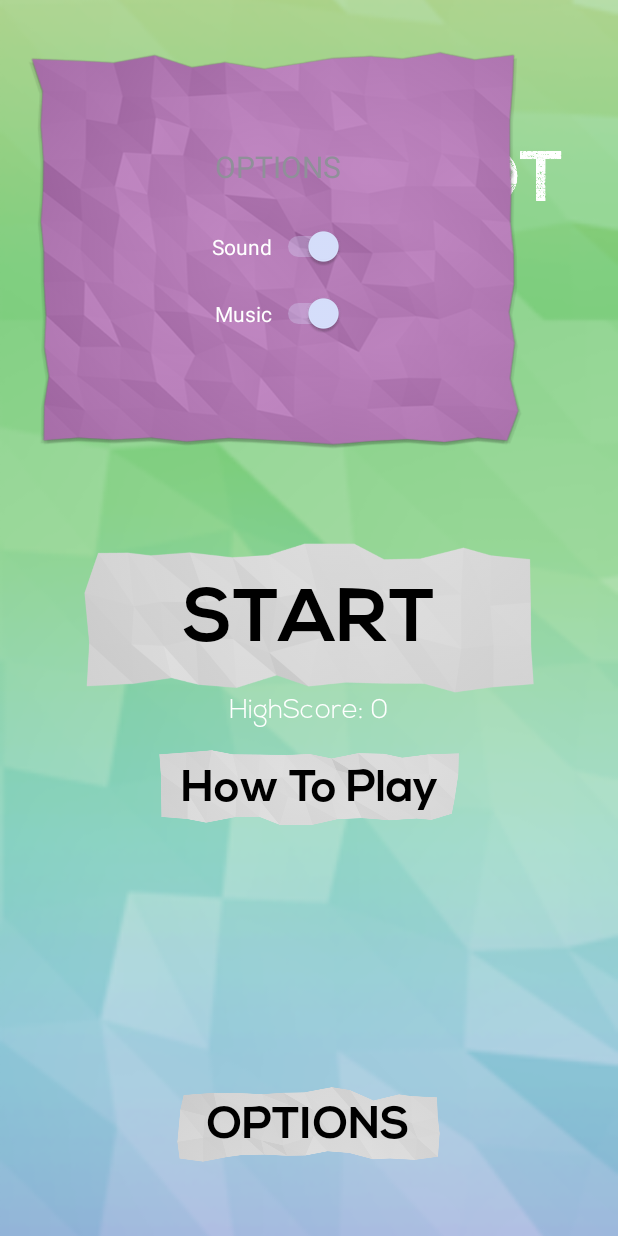
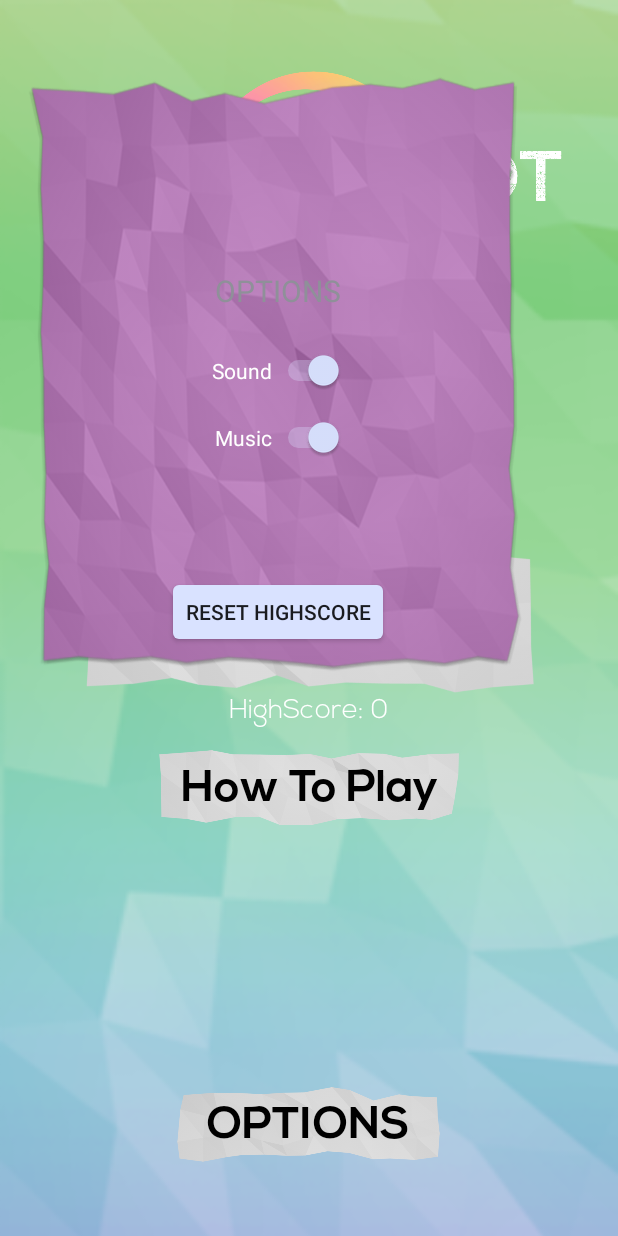
Before and after one commit to Cenvix/ChromaShot, an Android app: the screen it shows after launch (MainActivity), after a tap on "OPTIONS", on a phone screen of 412 x 824 dp. Run offline under Robolectric (Android 15) with nearby library versions, the phone set to English and light mode, and no system bars.

Commit message:
Highscore Reset

```diff
--- a/app/src/main/java/com/cs/mobapde/MainActivity.java
+++ b/app/src/main/java/com/cs/mobapde/MainActivity.java
@@ -74,11 +74,11 @@ public class MainActivity extends AppCompatActivity implements View.OnClickListe
 
 
         dataSource = new ScoresDataSource(this);
-        dataSource.open();
+
 
         //dataSource.deleteAllScores();
 
-        highscore.setText("HighScore: "+dataSource.queryTopScore().getScore());
+        setHighscore();
 
         initiatePopUps();
 
@@ -110,9 +110,15 @@ public class MainActivity extends AppCompatActivity implements View.OnClickListe
     @Override
     protected void onResume() {
         super.onResume();
-        highscore.setText("HighScore: "+dataSource.queryTopScore().getScore());
+        setHighscore();
         randBG();
         //animator.start();
+    }
+
+    public void setHighscore(){
+        dataSource.open();
+        highscore.setText("HighScore: "+dataSource.queryTopScore().getScore());
+        dataSource.close();
     }
 
     @Override
--- a/app/src/main/java/com/cs/mobapde/OptionsActivity.java
+++ b/app/src/main/java/com/cs/mobapde/OptionsActivity.java
@@ -14,25 +14,35 @@ import android.widget.Button;
 import android.widget.PopupWindow;
 import android.widget.RelativeLayout;
 import android.widget.TextView;
+import android.widget.Toast;
+
+import javax.sql.DataSource;
 
 /**
  * Created by Vincent on 03/13/2017.
  */
 
-public class OptionsActivity extends PopupWindow implements View.OnTouchListener {
+public class OptionsActivity extends PopupWindow implements View.OnTouchListener, View.OnLongClickListener, View.OnClickListener {
 
     Context parent;
     RelativeLayout parentLayout;
+    Button reset;
+    int resetStatus;
+    ScoresDataSource scoresDataSource;
+    MainActivity mainActivity;
+
 
     public OptionsActivity(Context parent,View layout, RelativeLayout relativeLayout,int width, int height){
 
 
 
 
-        super(layout,(int)(width*.9),(int)(width*.8),true);
+        super(layout,(int)(width*.9),(int)(height*.6),true);
 
         this.parent  = parent;
         this.parentLayout = relativeLayout;
+
+        mainActivity = (MainActivity)parent;
 
         this.setElevation(24);
         this.setAnimationStyle(android.R.style.Animation_InputMethod);
@@ -40,6 +50,14 @@ public class OptionsActivity extends PopupWindow implements View.OnTouchListener
         this.setTouchable(true);
         this.setOutsideTouchable(true);
         this.setTouchInterceptor(this);
+
+        this.reset = (Button)layout.findViewById(R.id.reset_btn);
+        this.reset.setOnClickListener(this);
+        this.reset.setOnLongClickListener(this);
+
+        this.resetStatus = 5;
+
+        scoresDataSource = new ScoresDataSource(parent);
 
         layout.setOnTouchListener(this);
 
@@ -52,6 +70,7 @@ public class OptionsActivity extends PopupWindow implements View.OnTouchListener
 
     public void show(){
         showAtLocation(parentLayout, Gravity.CENTER,0,0);
+        this.resetStatus = 5;
     }
 
     @Override
@@ -60,6 +79,33 @@ public class OptionsActivity extends PopupWindow implements View.OnTouchListener
             this.dismiss();
             return true;
         }
+
+        return false;
+    }
+
+    @Override
+    public void onClick(View v) {
+        if (v.equals(reset)&&resetStatus==5){
+            Toast.makeText(parent,"Long Press Me.",Toast.LENGTH_SHORT).show();
+        }
+    }
+
+    @Override
+    public boolean onLongClick(View v) {
+        if (v.equals(reset)) {
+            if(resetStatus>0){
+
+                Toast.makeText(parent,"Long Press me "+resetStatus+" more times to reset.",Toast.LENGTH_SHORT).show();
+                resetStatus--;
+            }else if(resetStatus<=0){
+                scoresDataSource.open();
+                scoresDataSource.deleteAllScores();
+                scoresDataSource.close();
+                Toast.makeText(parent,"HighScores Reset!",Toast.LENGTH_SHORT).show();
+                resetStatus = 5;
+                mainActivity.setHighscore();
+            }
+        }
         return false;
     }
 }
--- a/app/src/main/res/layout/activity_options.xml
+++ b/app/src/main/res/layout/activity_options.xml
@@ -49,4 +49,14 @@
         android:elegantTextHeight="false"
         android:text="Music" />
 
+    <Button
+        android:id="@+id/reset_btn"
+        style="@style/Widget.AppCompat.Button.Colored"
+        android:layout_width="wrap_content"
+        android:layout_height="wrap_content"
+        android:text="Reset Highscore"
+        android:layout_alignParentBottom="true"
+        android:layout_centerHorizontal="true"
+        android:layout_marginBottom="42dp" />
+
 </RelativeLayout>
```
